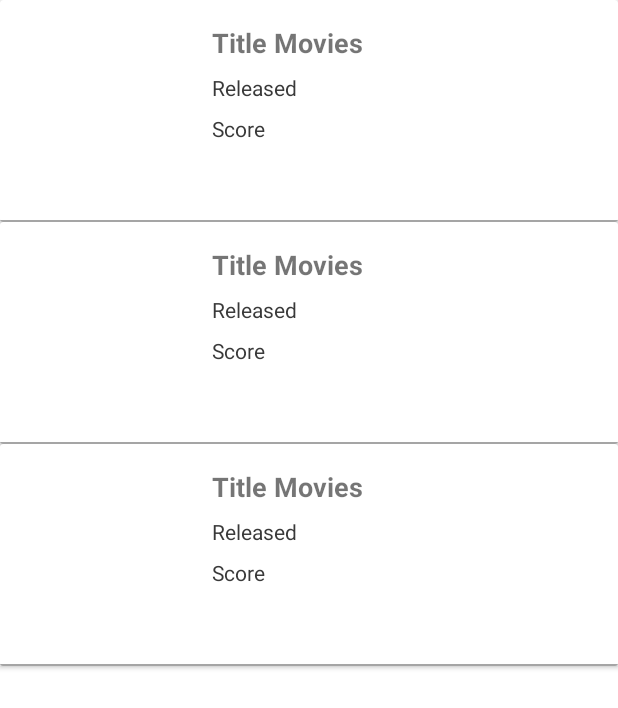
After one commit to alhudaghifari/Movie_Jetpack_Pro, an Android app: the layout fragment_favorite_movies.xml on its own in the app's theme, with its tools: preview values and no code run, on a phone screen of 412 x 824 dp. The commit adds this screen. Shown: the top 708 px of the screen. Run offline under Robolectric (Android 15) with nearby library versions, the phone set to English and light mode, and no system bars.

Commit message:
favorite activity and AppExecutors added

```diff
--- a/app/src/main/AndroidManifest.xml
+++ b/app/src/main/AndroidManifest.xml
@@ -12,6 +12,11 @@
         android:roundIcon="@mipmap/ic_launcher_round"
         android:supportsRtl="true"
         android:theme="@style/Theme.MovieGood">
+        <activity
+            android:name=".ui.favorite.FavoriteActivity"
+            android:exported="true"
+            android:screenOrientation="portrait"
+            android:label="@string/favorite"/>
         <activity
             android:name=".ui.detail_tv.DetailTvActivity"
             android:label="@string/detail_tv"
--- /dev/null
+++ b/app/src/main/res/drawable/ic_favorite_border_red.xml
@@ -0,0 +1,5 @@
+<vector android:height="24dp" android:tint="#B10303"
+    android:viewportHeight="24" android:viewportWidth="24"
+    android:width="24dp" xmlns:android="http://schemas.android.com/apk/res/android">
+    <path android:fillColor="@android:color/white" android:pathData="M16.5,3c-1.74,0 -3.41,0.81 -4.5,2.09C10.91,3.81 9.24,3 7.5,3 4.42,3 2,5.42 2,8.5c0,3.78 3.4,6.86 8.55,11.54L12,21.35l1.45,-1.32C18.6,15.36 22,12.28 22,8.5 22,5.42 19.58,3 16.5,3zM12.1,18.55l-0.1,0.1 -0.1,-0.1C7.14,14.24 4,11.39 4,8.5 4,6.5 5.5,5 7.5,5c1.54,0 3.04,0.99 3.57,2.36h1.87C13.46,5.99 14.96,5 16.5,5c2,0 3.5,1.5 3.5,3.5 0,2.89 -3.14,5.74 -7.9,10.05z"/>
+</vector>
--- /dev/null
+++ b/app/src/main/res/drawable/ic_favorite_full_red.xml
@@ -0,0 +1,5 @@
+<vector android:height="24dp" android:tint="#B10303"
+    android:viewportHeight="24" android:viewportWidth="24"
+    android:width="24dp" xmlns:android="http://schemas.android.com/apk/res/android">
+    <path android:fillColor="@android:color/white" android:pathData="M12,21.35l-1.45,-1.32C5.4,15.36 2,12.28 2,8.5 2,5.42 4.42,3 7.5,3c1.74,0 3.41,0.81 4.5,2.09C13.09,3.81 14.76,3 16.5,3 19.58,3 22,5.42 22,8.5c0,3.78 -3.4,6.86 -8.55,11.54L12,21.35z"/>
+</vector>
--- /dev/null
+++ b/app/src/main/res/drawable/ic_favorite_full_white.xml
@@ -0,0 +1,5 @@
+<vector android:height="24dp" android:tint="#FFFFFF"
+    android:viewportHeight="24" android:viewportWidth="24"
+    android:width="24dp" xmlns:android="http://schemas.android.com/apk/res/android">
+    <path android:fillColor="@android:color/white" android:pathData="M12,21.35l-1.45,-1.32C5.4,15.36 2,12.28 2,8.5 2,5.42 4.42,3 7.5,3c1.74,0 3.41,0.81 4.5,2.09C13.09,3.81 14.76,3 16.5,3 19.58,3 22,5.42 22,8.5c0,3.78 -3.4,6.86 -8.55,11.54L12,21.35z"/>
+</vector>
--- /dev/null
+++ b/app/src/main/res/layout/fragment_favorite_movies.xml
@@ -0,0 +1,49 @@
+<?xml version="1.0" encoding="utf-8"?>
+<androidx.constraintlayout.widget.ConstraintLayout xmlns:android="http://schemas.android.com/apk/res/android"
+    xmlns:tools="http://schemas.android.com/tools"
+    xmlns:app="http://schemas.android.com/apk/res-auto"
+    android:layout_width="match_parent"
+    android:layout_height="match_parent"
+    android:background="@color/white"
+    tools:context=".ui.favorite.movies.FavoriteMoviesFragment">
+
+    <androidx.recyclerview.widget.RecyclerView
+        android:id="@+id/rv_data"
+        android:layout_width="0dp"
+        android:layout_height="0dp"
+        app:layout_behavior="@string/appbar_scrolling_view_behavior"
+        app:layout_constraintBottom_toBottomOf="parent"
+        app:layout_constraintEnd_toEndOf="parent"
+        app:layout_constraintStart_toStartOf="parent"
+        app:layout_constraintTop_toTopOf="parent"
+        tools:listitem="@layout/item_movies"/>
+
+    <ProgressBar
+        android:id="@+id/progress_bar"
+        style="?android:attr/progressBarStyle"
+        android:layout_width="wrap_content"
+        android:layout_height="wrap_content"
+        android:layout_marginStart="8dp"
+        android:layout_marginTop="8dp"
+        android:layout_marginEnd="8dp"
+        android:layout_marginBottom="8dp"
+        android:visibility="gone"
+        app:layout_constraintBottom_toBottomOf="parent"
+        app:layout_constraintEnd_toEndOf="parent"
+        app:layout_constraintStart_toStartOf="parent"
+        app:layout_constraintTop_toTopOf="parent" />
+
+    <TextView
+        android:id="@+id/tvNoData"
+        android:layout_width="wrap_content"
+        android:layout_height="wrap_content"
+        android:text="@string/no_fav_mov_data"
+        android:textColor="@color/black"
+        android:textSize="20sp"
+        android:visibility="gone"
+        app:layout_constraintStart_toStartOf="parent"
+        app:layout_constraintEnd_toEndOf="parent"
+        app:layout_constraintTop_toTopOf="parent"
+        app:layout_constraintBottom_toBottomOf="parent"/>
+
+</androidx.constraintlayout.widget.ConstraintLayout>
--- a/app/src/main/res/values/strings.xml
+++ b/app/src/main/res/values/strings.xml
@@ -5,6 +5,7 @@
     <string name="tv_shows">TV Shows</string>
     <string name="detail_movie">Detail Movie</string>
     <string name="detail_tv">Detail TV</string>
+    <string name="favorite">Favorite</string>
 
     <string name="title_movies">Title Movies</string>
     <string name="released">Released</string>
@@ -18,7 +19,11 @@
     <string name="recommendation">Recommendation</string>
     <string name="score_value">50%</string>
     <string name="no_data">No Data</string>
+    <string name="no_fav_mov_data">No Favorite Movie Data</string>
+    <string name="no_fav_tv_data">No Favorite TV Data</string>
     <string name="no_recommendation">No Data Recommendation</string>
 
     <string name="share_text">Film %s sangat menarik untuk ditonton</string>
+    <!-- TODO: Remove or change this placeholder text -->
+    <string name="hello_blank_fragment">Hello blank fragment</string>
 </resources>
```
Also changed, not shown: app/src/main/java/com/alhudaghifari/moviegood/ui/favorite/FavoriteActivity.kt (added, +26 -0 lines), app/src/main/java/com/alhudaghifari/moviegood/ui/favorite/FavoriteAdapter.kt (added, +21 -0 lines), app/src/main/java/com/alhudaghifari/moviegood/ui/favorite/movies/FavoriteMoviesFragment.kt (added, +22 -0 lines), app/src/main/java/com/alhudaghifari/moviegood/ui/favorite/tv/FavoriteTvFragment.kt (added, +22 -0 lines), app/src/main/java/com/alhudaghifari/moviegood/ui/main/MainActivity.kt (+18 -0 lines), app/src/main/java/com/alhudaghifari/moviegood/utils/AppExecutors.kt (added, +38 -0 lines), app/src/main/res/layout/activity_favorite.xml (added, +23 -0 lines), app/src/main/res/layout/fragment_favorite_tv.xml (added, +50 -0 lines), app/src/main/res/menu/main_menu.xml (added, +9 -0 lines).
